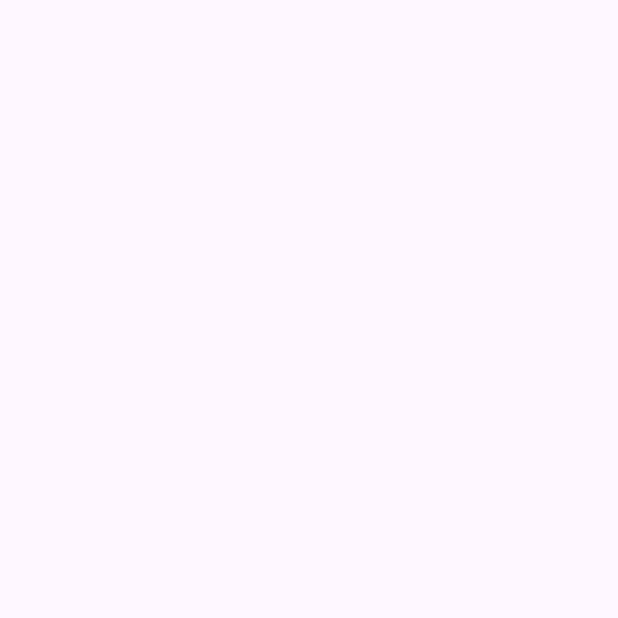
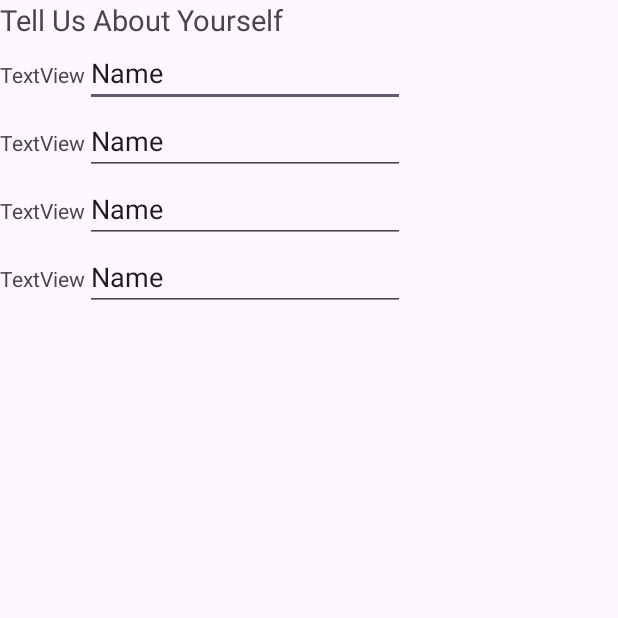
Before and after one commit to goldenshake/UniHealth, an Android app: the home screen opened directly, with no data from a screen before it, on a phone screen of 412 x 824 dp, the top half of it. Before the commit the part shown is empty. Run offline under Robolectric (Android 15) with nearby library versions, the phone set to English and light mode, and no system bars.

Commit message:
Create about yourself page

```diff
--- a/app/src/main/res/layout/activity_home.xml
+++ b/app/src/main/res/layout/activity_home.xml
@@ -5,9 +5,94 @@
     android:id="@+id/main"
     android:layout_width="match_parent"
     android:layout_height="match_parent"
+    android:orientation="vertical"
     tools:context=".home">
 
 
 
 
+    <TextView
+        android:id="@+id/textView2"
+        android:layout_width="wrap_content"
+        android:layout_height="wrap_content"
+        android:text="Tell Us About Yourself"
+        android:textSize="19sp" />
+
+
+    <LinearLayout
+        android:layout_width="match_parent"
+        android:layout_height="wrap_content">
+        <TextView
+            android:id="@+id/name"
+            android:layout_width="wrap_content"
+            android:layout_height="wrap_content"
+            android:text="TextView" />
+        <EditText
+            android:id="@+id/inputName"
+            android:layout_width="wrap_content"
+            android:layout_height="wrap_content"
+            android:ems="10"
+            android:inputType="text"
+            android:text="Name" />
+    </LinearLayout>
+
+
+    <LinearLayout
+
+        android:layout_width="match_parent"
+        android:layout_height="wrap_content">
+
+        <TextView
+            android:id="@+id/fitnessgoal"
+            android:layout_width="wrap_content"
+            android:layout_height="wrap_content"
+            android:text="TextView" />
+        <EditText
+            android:id="@+id/inputfitnessgoal"
+            android:layout_width="wrap_content"
+            android:layout_height="wrap_content"
+            android:ems="10"
+            android:inputType="text"
+            android:text="Name" />
+    </LinearLayout>
+
+
+    <LinearLayout
+        android:layout_width="match_parent"
+        android:layout_height="wrap_content">
+        <TextView
+            android:id="@+id/diet"
+            android:layout_width="wrap_content"
+            android:layout_height="wrap_content"
+            android:text="TextView" />
+        <EditText
+            android:id="@+id/inputDiet"
+            android:layout_width="wrap_content"
+            android:layout_height="wrap_content"
+            android:ems="10"
+            android:inputType="text"
+            android:text="Name" />
+    </LinearLayout>
+
+
+    <LinearLayout
+        android:layout_width="match_parent"
+        android:layout_height="wrap_content">
+        <TextView
+            android:id="@+id/textView4"
+            android:layout_width="wrap_content"
+            android:layout_height="wrap_content"
+            android:text="TextView" />
+        <EditText
+            android:id="@+id/editTextText"
+            android:layout_width="wrap_content"
+            android:layout_height="wrap_content"
+            android:ems="10"
+            android:inputType="text"
+            android:text="Name" />
+    </LinearLayout>
+
+
+
+
 </androidx.appcompat.widget.LinearLayoutCompat>
```
Also changed, not shown: app/src/main/res/drawable/info.png (added).
